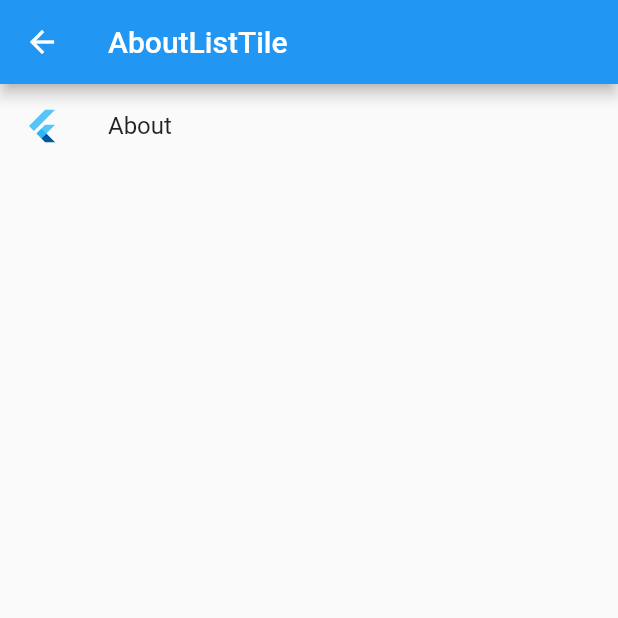
After one commit to ibhavikmakwana/FlutterPlayground, a Flutter app: the AboutListTileExample screen opened by its route, on a phone screen of 412 x 824 dp, the top half of it. The commit adds this screen. Run offline on Flutter 3.47's test engine with Material 2 defaults, Android fonts, the phone set to English and light mode, and no system bars; Roboto replaces fonts that are missing (Roboto-Regular.ttf).

Commit message:
- Implemented AboutListTile

```diff
--- a/lib/main.dart
+++ b/lib/main.dart
@@ -1,6 +1,7 @@
 import 'package:flutter/material.dart';
 import 'package:flutter_examples/ExampleNameItem.dart';
 import 'package:flutter_examples/models/ExapmleNames.dart';
+import 'package:flutter_examples/ui/aboutlisttile/AboutListTileExample.dart';
 import 'package:flutter_examples/ui/animatedicons/AnimatedIcons.dart';
 import 'package:flutter_examples/ui/animatedsize/AnimatedSize.dart';
 import 'package:flutter_examples/ui/animatedswitcher/AnimatedSwitcherExample.dart';
@@ -66,6 +67,8 @@ class MyApp extends StatelessWidget {
               TextSpanExample(title: Strings.textSpanExampleTitle),
           Strings.textUnderlineExampleRoute: (BuildContext context) =>
               TextUnderline(title: Strings.textUnderlineExampleTitle),
+          Strings.aboutListTileExampleRoute: (BuildContext context) =>
+              AboutListTileExample(title: Strings.aboutListTileExampleTitle),
         });
   }
 }
@@ -177,4 +180,5 @@ final List<ExampleNames> names = <ExampleNames>[
   new ExampleNames(Strings.dragDropExampleTitle),
   new ExampleNames(Strings.textExampleExampleTitle),
   new ExampleNames(Strings.animatedSwitcherExampleTitle),
+  new ExampleNames(Strings.aboutListTileExampleTitle),
 ];
--- /dev/null
+++ b/lib/ui/aboutlisttile/AboutListTileExample.dart
@@ -0,0 +1,37 @@
+import 'package:flutter/material.dart';
+
+class AboutListTileExample extends StatefulWidget {
+  final String title;
+
+  AboutListTileExample({Key key, this.title}) : super(key: key);
+
+  @override
+  _AboutListTileState createState() => new _AboutListTileState();
+}
+
+class _AboutListTileState extends State<AboutListTileExample> {
+  @override
+  Widget build(BuildContext context) {
+    return new Scaffold(
+      appBar: new AppBar(
+        title: Text(widget.title),
+      ),
+      body: Container(
+        child: Column(
+          children: <Widget>[
+            AboutListTile(
+              icon: FlutterLogo(),
+              child: Text("About"),
+              aboutBoxChildren: <Widget>[
+                Text("Playground app for Flutter. Contains list of examples."),
+              ],
+              applicationIcon: FlutterLogo(),
+              applicationName: "Flutter Playground",
+              applicationVersion: "1.0.0",
+            ),
+          ],
+        ),
+      ),
+    );
+  }
+}
--- a/lib/utils/Strings.dart
+++ b/lib/utils/Strings.dart
@@ -26,7 +26,7 @@ class Strings {
   static const String dragDropExampleRoute = "/Drag and Drop";
   static const String animatedSwitcherExampleRoute = "/AnimatedSwitcher";
   static const String textExampleExampleRoute = "/Text Examples";
-
+  static const String aboutListTileExampleRoute = "/AboutListTile";
 
   //Text specific routes
   static const String textSpanExampleRoute = "/Text Span";
@@ -49,6 +49,7 @@ class Strings {
   static const String dragDropExampleTitle = "Drag and Drop";
   static const String animatedSwitcherExampleTitle = "AnimatedSwitcher";
   static const String textExampleExampleTitle = "Text Examples";
+  static const String aboutListTileExampleTitle = "AboutListTile";
 
   //Text specific
   static const String textSpanExampleTitle = "Text Span";
```
Also changed, not shown: preview/about_list_tile.png (added).
